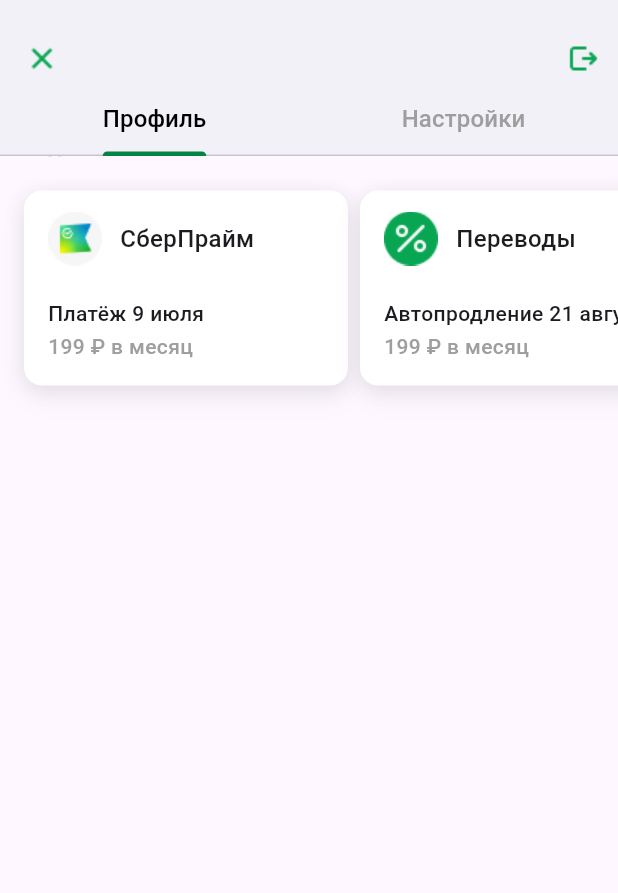
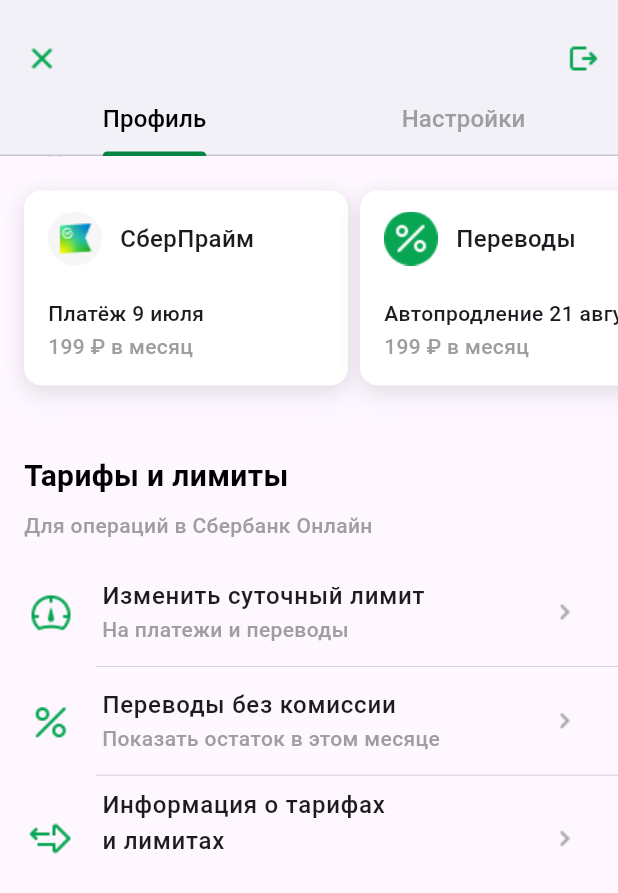
Before and after one commit to TheGood77/flutter_lab1, a Flutter app: the screen it shows after launch, scrolled down 306 dp, on a phone screen of 412 x 824 dp. Shown: the top 893 px of the screen. Run offline on Flutter 3.47's test engine with Material 3 defaults, Android fonts, the phone set to English and light mode, and no system bars; Roboto replaces fonts that are missing (fonts/SF-Pro-Display-Bold, fonts/SF-Pro-Text-Bold, fonts/SF-Pro-Text-Medium).

Commit message:
add tariff component

```diff
--- /dev/null
+++ b/lib/screens/main/components/tariff/tariff_item.dart
@@ -0,0 +1,50 @@
+import 'package:flutter/material.dart';
+import 'package:flutter_lab1/theme/colors.dart';
+import 'package:flutter_lab1/theme/fonts.dart';
+
+class ItemContent {
+  final String title;
+  final String description;
+  final ImageProvider<Object> image;
+
+  ItemContent({
+    required this.title,
+    required this.description,
+    required this.image,
+  });
+}
+
+class TariffListItem extends StatelessWidget {
+  final ItemContent itemContent;
+
+  const TariffListItem({
+    super.key,
+    required this.itemContent,
+  });
+
+  @override
+  Widget build(BuildContext context) {
+    return ListTile(
+      onTap: () {},
+      leading: Image(image: itemContent.image),
+      title: Text(
+        itemContent.title,
+        style: TextStyle(
+          fontFamily: Fonts.sfProTextMedium,
+          fontWeight: FontWeight.w500,
+          fontSize: Fonts.fontSize16,
+        ),
+      ),
+      subtitle: Text(
+        itemContent.description,
+        style: TextStyle(
+          fontFamily: Fonts.sfProTextMedium,
+          fontWeight: FontWeight.w500,
+          fontSize: Fonts.fontSize14,
+          color: ColorsList.grayColor,
+        ),
+      ),
+      trailing: Image.asset('assets/ic_arrow.png'),
+    );
+  }
+}
--- /dev/null
+++ b/lib/screens/main/components/tariff/tariff_list.dart
@@ -0,0 +1,35 @@
+import 'package:flutter/material.dart';
+import 'package:flutter_lab1/screens/main/components/tariff/tariff_item.dart';
+
+class TariffList extends StatelessWidget {
+  final List<ItemContent> itemsContent;
+
+  const TariffList({
+    super.key,
+    required this.itemsContent,
+  });
+
+  @override
+  Widget build(BuildContext context) {
+    return SizedBox(
+      child: Column(
+        children: [
+          for (var i = 0; i < itemsContent.length; i++)
+            Column(
+              children: [
+                TariffListItem(
+                  itemContent: itemsContent[i],
+                ),
+                if (i < itemsContent.length - 1)
+                  const Divider(
+                    indent: 64,
+                    thickness: 0.5,
+                    height: 0.5,
+                  ),
+              ],
+            ),
+        ],
+      ),
+    );
+  }
+}
--- a/lib/screens/main/profile.dart
+++ b/lib/screens/main/profile.dart
@@ -1,6 +1,7 @@
 import 'package:flutter/material.dart';
 import 'package:flutter_lab1/screens/main/components/carousel/carousel_scroll.dart';
 import 'package:flutter_lab1/screens/main/components/tab_bar.dart';
+import 'package:flutter_lab1/screens/main/components/tariff/tariff_list.dart';
 import 'package:flutter_lab1/screens/main/components/title_component.dart';
 import 'package:flutter_lab1/theme/other.dart';
 import 'package:flutter_lab1/theme/strings.dart';
@@ -54,6 +55,14 @@ class _ProfilePageState extends State<ProfilePage>
                     CarouselScroll(
                       cardsContent: Other.connectionsList,
                     ),
+                    Align(
+                      alignment: Alignment.centerLeft,
+                      child: TitleComponent(
+                        title: Strings.tariffTitle,
+                        description: Strings.tariffDescription,
+                      ),
+                    ),
+                    TariffList(itemsContent: Other.tariffList),
                   ],
                 ),
                 Container(
--- a/lib/theme/other.dart
+++ b/lib/theme/other.dart
@@ -1,5 +1,6 @@
 import 'package:flutter/material.dart';
 import 'package:flutter_lab1/screens/main/components/carousel/carousel_card.dart';
+import 'package:flutter_lab1/screens/main/components/tariff/tariff_item.dart';
 import 'package:flutter_lab1/theme/strings.dart';
 
 class Other {
@@ -17,4 +18,22 @@ class Other {
       description: Strings.cardDescription,
     ),
   ];
+
+  static List<ItemContent> tariffList = [
+    ItemContent(
+      image: const AssetImage('assets/ic_speedometer.png'),
+      title: Strings.firstItemTitle,
+      description: Strings.firstItemDescription,
+    ),
+    ItemContent(
+      image: const AssetImage('assets/ic_percent.png'),
+      title: Strings.secondItemTitle,
+      description: Strings.secondItemDescription,
+    ),
+    ItemContent(
+      image: const AssetImage('assets/ic_arrows_forward_back.png'),
+      title: Strings.thirdItemTitle,
+      description: " ",
+    ),
+  ];
 }
--- a/lib/theme/strings.dart
+++ b/lib/theme/strings.dart
@@ -10,4 +10,11 @@ class Strings {
   static String firstCardTitle = 'Платёж 9 июля';
   static String secondCardTitle = 'Автопродление 21 августа';
   static String cardDescription = '199 ₽ в месяц';
+  static String tariffTitle = 'Тарифы и лимиты';
+  static String tariffDescription = 'Для операций в Сбербанк Онлайн';
+  static String firstItemTitle = 'Изменить суточный лимит';
+  static String firstItemDescription = 'На платежи и переводы';
+  static String secondItemTitle = 'Переводы без комиссии';
+  static String secondItemDescription = 'Показать остаток в этом месяце';
+  static String thirdItemTitle = 'Информация о тарифах\nи лимитах';
 }
```
